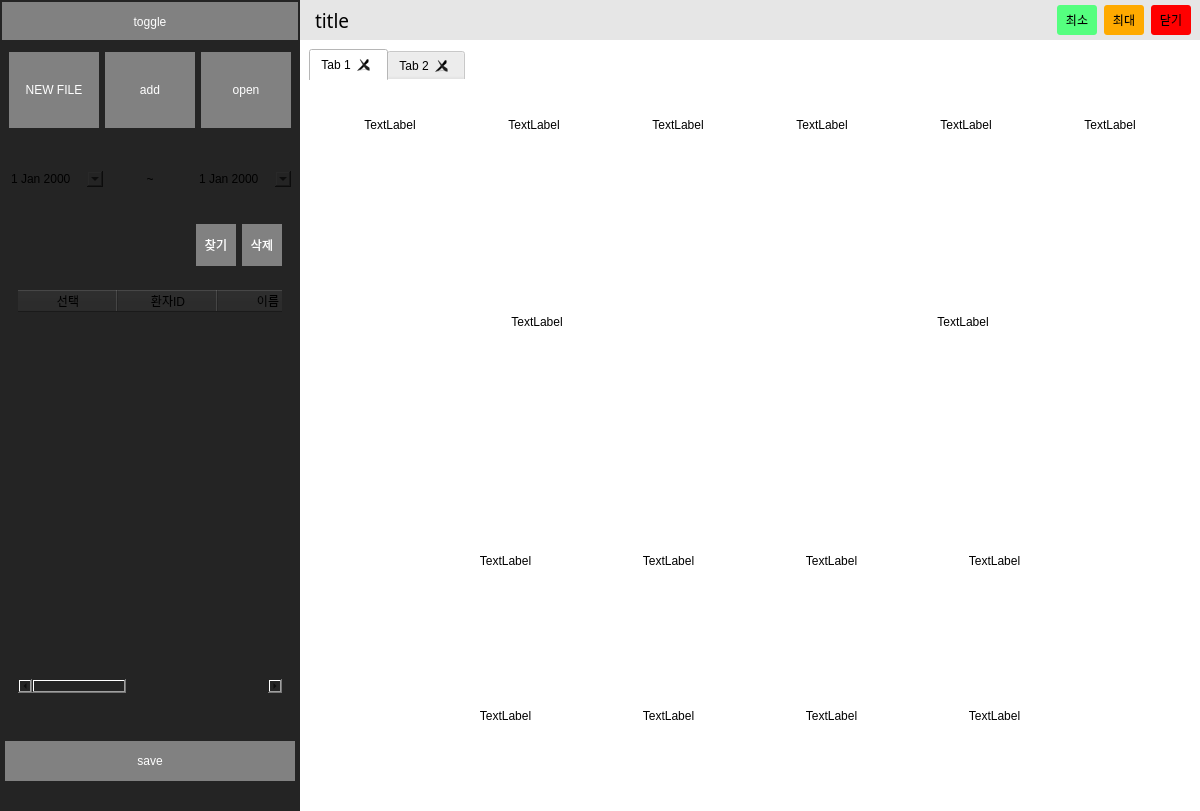
Above: test5.ui from youngwookSong/bwave_gui before the change. Below: the same form after it.
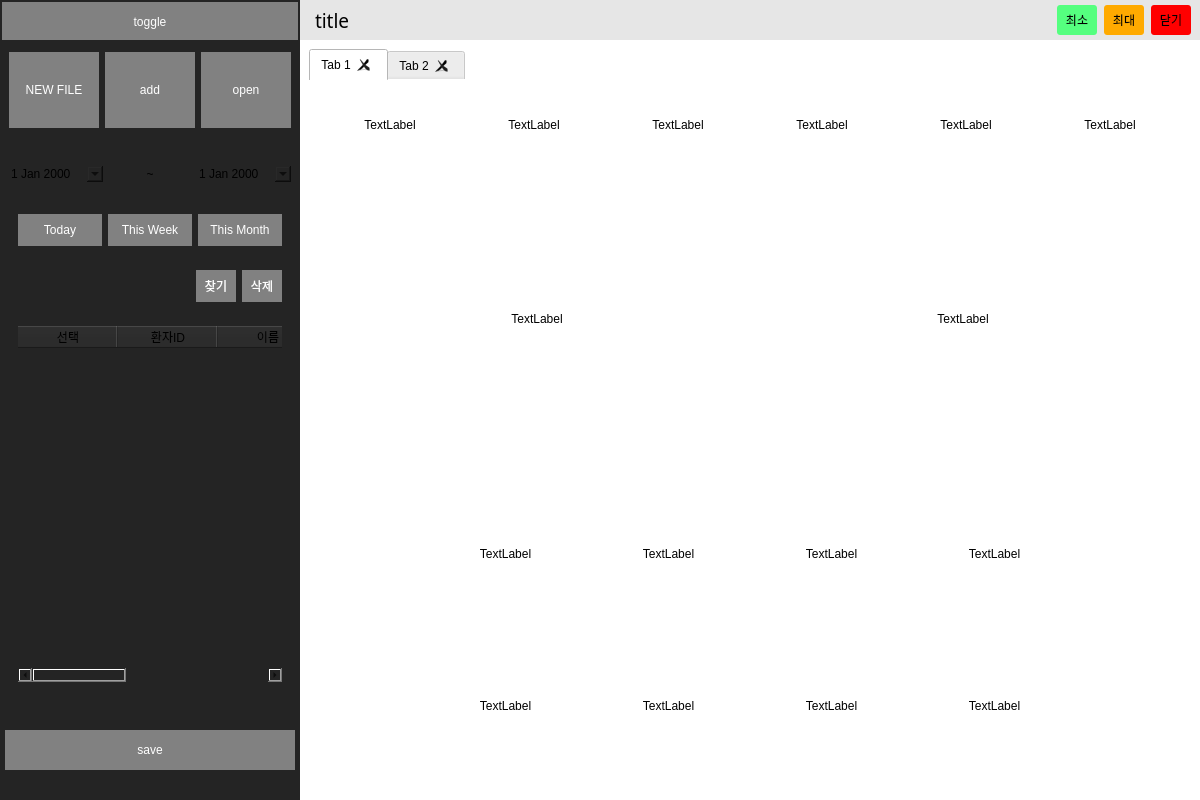
That is the form after the change. Icons and pictures are not drawn.

Diff of the .ui file:
```diff
--- a/test5.ui
+++ b/test5.ui
@@ -7,7 +7,7 @@
     <x>0</x>
     <y>0</y>
     <width>1200</width>
-    <height>811</height>
+    <height>800</height>
    </rect>
   </property>
   <property name="minimumSize">
@@ -346,7 +346,7 @@
                   <property name="maximumSize">
                    <size>
                     <width>16777215</width>
-                    <height>60</height>
+                    <height>50</height>
                    </size>
                   </property>
                   <property name="frameShape">
@@ -404,12 +404,117 @@
                   </layout>
                  </widget>
                 </item>
+                <item>
+                 <widget class="QFrame" name="frame_35">
+                  <property name="maximumSize">
+                   <size>
+                    <width>16777215</width>
+                    <height>50</height>
+                   </size>
+                  </property>
+                  <property name="frameShape">
+                   <enum>QFrame::StyledPanel</enum>
+                  </property>
+                  <property name="frameShadow">
+                   <enum>QFrame::Raised</enum>
+                  </property>
+                  <layout class="QHBoxLayout" name="horizontalLayout_16">
+                   <property name="leftMargin">
+                    <number>9</number>
+                   </property>
+                   <property name="topMargin">
+                    <number>9</number>
+                   </property>
+                   <property name="rightMargin">
+                    <number>9</number>
+                   </property>
+                   <property name="bottomMargin">
+                    <number>9</number>
+                   </property>
+                   <item>
+                    <widget class="QPushButton" name="btn_today">
+                     <property name="sizePolicy">
+                      <sizepolicy hsizetype="Preferred" vsizetype="Preferred">
+                       <horstretch>0</horstretch>
+                       <verstretch>0</verstretch>
+                      </sizepolicy>
+                     </property>
+                     <property name="styleSheet">
+                      <string notr="true">QPushButton{
+	color: rgb(255, 255, 255);
+	
+	background-color: rgb(129, 129, 129);
+	border:0px solid;
+}
+QPushButton:hover{
+	
+	background-color: rgb(152, 255, 140);
+}</string>
+                     </property>
+                     <property name="text">
+                      <string>Today</string>
+                     </property>
+                    </widget>
+                   </item>
+                   <item>
+                    <widget class="QPushButton" name="btn_week">
+                     <property name="sizePolicy">
+                      <sizepolicy hsizetype="Preferred" vsizetype="Preferred">
+                       <horstretch>0</horstretch>
+                       <verstretch>0</verstretch>
+                      </sizepolicy>
+                     </property>
+                     <property name="styleSheet">
+                      <string notr="true">QPushButton{
+	color: rgb(255, 255, 255);
+	
+	background-color: rgb(129, 129, 129);
+	border:0px solid;
+}
+QPushButton:hover{
+	
+	background-color: rgb(152, 255, 140);
+}</string>
+                     </property>
+                     <property name="text">
+                      <string>This Week</string>
+                     </property>
+                    </widget>
+                   </item>
+                   <item>
+                    <widget class="QPushButton" name="btn_month">
+                     <property name="sizePolicy">
+                      <sizepolicy hsizetype="Preferred" vsizetype="Preferred">
+                       <horstretch>0</horstretch>
+                       <verstretch>0</verstretch>
+                      </sizepolicy>
+                     </property>
+                     <property name="styleSheet">
+                      <string notr="true">QPushButton{
+	color: rgb(255, 255, 255);
+	
+	background-color: rgb(129, 129, 129);
+	border:0px solid;
+}
+QPushButton:hover{
+	
+	background-color: rgb(152, 255, 140);
+}</string>
+                     </property>
+                     <property name="text">
+                      <string>This Month</string>
+                     </property>
+                    </widget>
+                   </item>
+                  </layout>
+                 </widget>
+                </item>
                 <item>
                  <widget class="QFrame" name="frame_33">
                   <property name="maximumSize">
                    <size>
                     <width>16777215</width>
-                    <height>60</height>
+                    <height>50</height>
                    </size>
                   </property>
                   <property name="frameShape">
```
